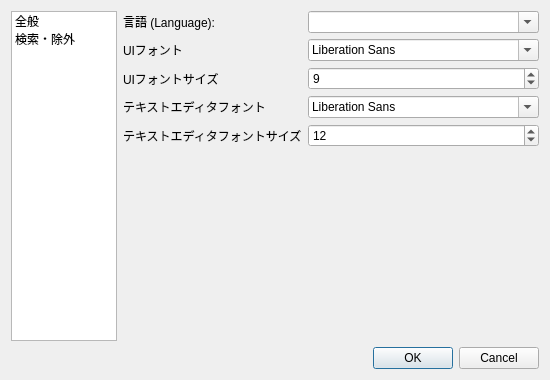
This is ui/dialogs/settings_dialog.ui in Ikumyon/PDX-Mod-Studio as Qt 5 draws it before an edit. The edited form follows.
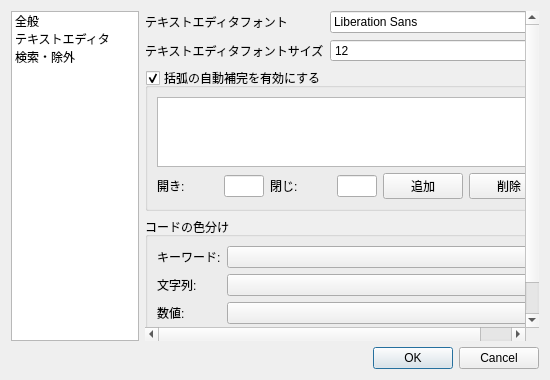
This is the edited form. The open tabs and pages were chosen to show the change.

Commit message: ポップアップと自動閉じ

```diff
--- a/ui/dialogs/settings_dialog.ui
+++ b/ui/dialogs/settings_dialog.ui
@@ -29,6 +29,11 @@
          <string>全般</string>
         </property>
        </item>
+       <item>
+        <property name="text">
+         <string>テキストエディタ</string>
+        </property>
+       </item>
        <item>
         <property name="text">
          <string>検索・除外</string>
@@ -56,6 +61,28 @@
           <number>0</number>
          </property>
          <item>
+          <widget class="QScrollArea" name="scrollAreaGeneral">
+           <property name="widgetResizable">
+            <bool>true</bool>
+           </property>
+           <property name="frameShape">
+            <enum>QFrame::Shape::NoFrame</enum>
+           </property>
+           <widget class="QWidget" name="scrollAreaWidgetContentsGeneral">
+            <layout class="QVBoxLayout" name="verticalLayoutGeneralInner">
+             <property name="leftMargin">
+              <number>0</number>
+             </property>
+             <property name="topMargin">
+              <number>0</number>
+             </property>
+             <property name="rightMargin">
+              <number>0</number>
+             </property>
+             <property name="bottomMargin">
+              <number>0</number>
+             </property>
+             <item>
           <layout class="QFormLayout" name="formLayoutGeneral">
            <item row="0" column="0">
             <widget class="QLabel" name="labelLanguage">
@@ -101,24 +128,83 @@
              </property>
             </widget>
            </item>
-           <item row="3" column="0">
+              </layout>
+             </item>
+             <item>
+              <spacer name="verticalSpacerGeneral">
+               <property name="orientation">
+                <enum>Qt::Orientation::Vertical</enum>
+               </property>
+               <property name="sizeHint" stdset="0">
+                <size>
+                 <width>20</width>
+                 <height>40</height>
+                </size>
+               </property>
+              </spacer>
+             </item>
+            </layout>
+           </widget>
+          </widget>
+         </item>
+        </layout>
+       </widget>
+       <widget class="QWidget" name="pageEditor">
+        <layout class="QVBoxLayout" name="verticalLayoutEditor">
+         <property name="leftMargin">
+          <number>0</number>
+         </property>
+         <property name="topMargin">
+          <number>0</number>
+         </property>
+         <property name="rightMargin">
+          <number>0</number>
+         </property>
+         <property name="bottomMargin">
+          <number>0</number>
+         </property>
+         <item>
+          <widget class="QScrollArea" name="scrollAreaEditor">
+           <property name="widgetResizable">
+            <bool>true</bool>
+           </property>
+           <property name="frameShape">
+            <enum>QFrame::Shape::NoFrame</enum>
+           </property>
+           <widget class="QWidget" name="scrollAreaWidgetContentsEditor">
+            <layout class="QVBoxLayout" name="verticalLayoutEditorInner">
+             <property name="leftMargin">
+              <number>0</number>
+             </property>
+             <property name="topMargin">
+              <number>0</number>
+             </property>
+             <property name="rightMargin">
+              <number>0</number>
+             </property>
+             <property name="bottomMargin">
+              <number>0</number>
+             </property>
+             <item>
+              <layout class="QFormLayout" name="formLayoutEditor">
+               <item row="0" column="0">
             <widget class="QLabel" name="labelEditorFont">
              <property name="text">
               <string>テキストエディタフォント</string>
              </property>
             </widget>
            </item>
-           <item row="3" column="1">
+               <item row="0" column="1">
             <widget class="QFontComboBox" name="fontComboEditor"/>
            </item>
-           <item row="4" column="0">
+               <item row="1" column="0">
             <widget class="QLabel" name="labelEditorSize">
              <property name="text">
               <string>テキストエディタフォントサイズ</string>
              </property>
             </widget>
            </item>
-           <item row="4" column="1">
+               <item row="1" column="1">
             <widget class="QSpinBox" name="spinEditorSize">
              <property name="minimum">
               <number>6</number>
@@ -134,7 +220,132 @@
           </layout>
          </item>
          <item>
-          <spacer name="verticalSpacerGeneral">
+              <widget class="QGroupBox" name="groupAutoClose">
+               <property name="title">
+                <string>括弧の自動補完を有効にする</string>
+               </property>
+               <property name="checkable">
+                <bool>true</bool>
+               </property>
+               <property name="checked">
+                <bool>true</bool>
+               </property>
+               <layout class="QVBoxLayout" name="verticalLayoutAutoClose">
+                <item>
+                 <widget class="QListWidget" name="listAutoClosePairs"/>
+                </item>
+                <item>
+                 <layout class="QHBoxLayout" name="horizontalLayoutAddPair">
+                  <item>
+                   <widget class="QLabel" name="labelOpenChar">
+                    <property name="text">
+                     <string>開き:</string>
+                    </property>
+                   </widget>
+                  </item>
+                  <item>
+                   <widget class="QLineEdit" name="lineOpenChar">
+                    <property name="maximumSize">
+                     <size>
+                      <width>40</width>
+                      <height>16777215</height>
+                     </size>
+                    </property>
+                    <property name="maxLength">
+                     <number>1</number>
+                    </property>
+                   </widget>
+                  </item>
+                  <item>
+                   <widget class="QLabel" name="labelCloseChar">
+                    <property name="text">
+                     <string>閉じ:</string>
+                    </property>
+                   </widget>
+                  </item>
+                  <item>
+                   <widget class="QLineEdit" name="lineCloseChar">
+                    <property name="maximumSize">
+                     <size>
+                      <width>40</width>
+                      <height>16777215</height>
+                     </size>
+                    </property>
+                    <property name="maxLength">
+                     <number>1</number>
+                    </property>
+                   </widget>
+                  </item>
+                  <item>
+                   <widget class="QPushButton" name="btnPrefAddPair">
+                    <property name="text">
+                     <string>追加</string>
+                    </property>
+                   </widget>
+                  </item>
+                  <item>
+                   <widget class="QPushButton" name="btnPrefRemovePair">
+                    <property name="text">
+                     <string>削除</string>
+                    </property>
+                   </widget>
+                  </item>
+                 </layout>
+                </item>
+               </layout>
+              </widget>
+             </item>
+             <item>
+              <widget class="QGroupBox" name="groupSyntaxColors">
+               <property name="title">
+                <string>コードの色分け</string>
+               </property>
+               <layout class="QFormLayout" name="formLayoutSyntaxColors">
+                <item row="0" column="0">
+                 <widget class="QLabel" name="labelColorKeyword">
+                  <property name="text">
+                   <string>キーワード:</string>
+                  </property>
+                 </widget>
+                </item>
+                <item row="0" column="1">
+                 <widget class="QPushButton" name="btnColorKeyword"/>
+                </item>
+                <item row="1" column="0">
+                 <widget class="QLabel" name="labelColorString">
+                  <property name="text">
+                   <string>文字列:</string>
+                  </property>
+                 </widget>
+                </item>
+                <item row="1" column="1">
+                 <widget class="QPushButton" name="btnColorString"/>
+                </item>
+                <item row="2" column="0">
+                 <widget class="QLabel" name="labelColorNumber">
+                  <property name="text">
+                   <string>数値:</string>
+                  </property>
+                 </widget>
+                </item>
+                <item row="2" column="1">
+                 <widget class="QPushButton" name="btnColorNumber"/>
+                </item>
+                <item row="3" column="0">
+                 <widget class="QLabel" name="labelColorComment">
+                  <property name="text">
+                   <string>コメント:</string>
+                  </property>
+                 </widget>
+                </item>
+                <item row="3" column="1">
+                 <widget class="QPushButton" name="btnColorComment"/>
+                </item>
+               </layout>
+              </widget>
+             </item>
+             <item>
+              <spacer name="verticalSpacerEditor">
            <property name="orientation">
             <enum>Qt::Orientation::Vertical</enum>
            </property>
@@ -145,6 +356,10 @@
             </size>
            </property>
           </spacer>
+             </item>
+            </layout>
+           </widget>
+          </widget>
          </item>
         </layout>
        </widget>
```
Left out of the diff: 26 changed lines with no effect on the pictures. Lines whose indentation alone changed are shown as unchanged. The commit also changes 8 other files.
